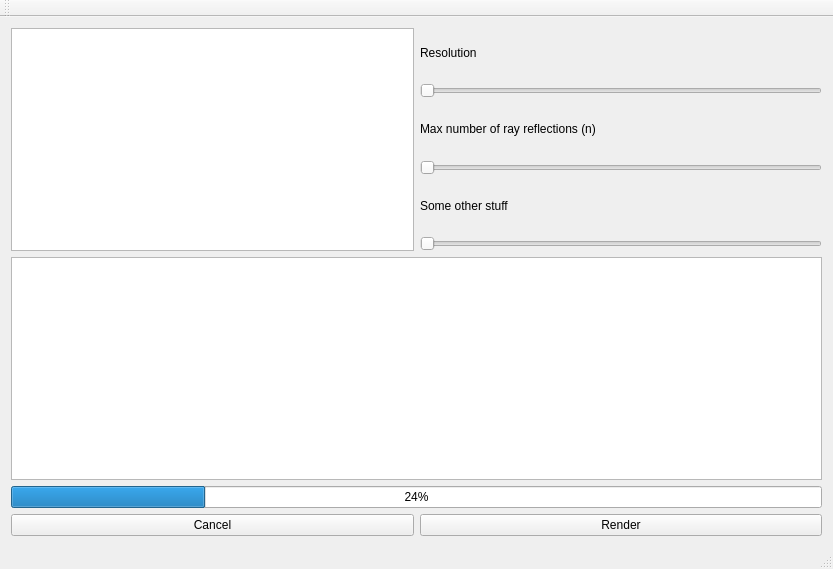
This is mainwindow.ui in miht/Kamehameha as Qt 5 draws it before an edit. The edited form follows.
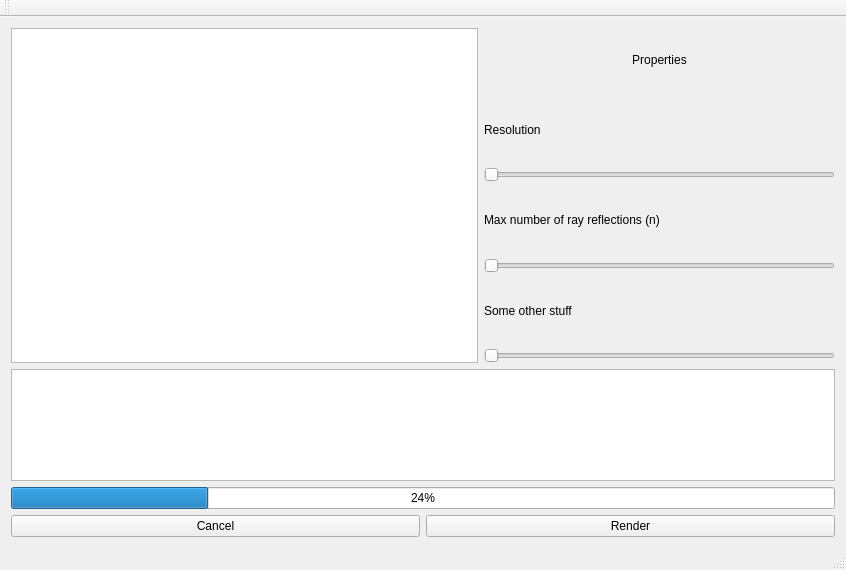
This is the edited form.

Commit message: modified layout so that it stretches properly between widgets.

```diff
--- a/mainwindow.ui
+++ b/mainwindow.ui
@@ -6,8 +6,8 @@
    <rect>
     <x>0</x>
     <y>0</y>
-    <width>833</width>
-    <height>569</height>
+    <width>846</width>
+    <height>570</height>
    </rect>
   </property>
   <property name="windowTitle">
@@ -16,20 +16,49 @@
   <widget class="QWidget" name="centralWidget">
    <layout class="QVBoxLayout" name="verticalLayout_3">
     <item>
-     <layout class="QVBoxLayout" name="verticalLayout">
+     <layout class="QVBoxLayout" name="verticalLayout" stretch="3,1,1,0">
       <property name="sizeConstraint">
        <enum>QLayout::SetDefaultConstraint</enum>
       </property>
       <item>
-       <layout class="QHBoxLayout" name="horizontalLayout">
+       <layout class="QHBoxLayout" name="horizontalLayout" stretch="4,3">
+        <property name="spacing">
+         <number>-1</number>
+        </property>
         <property name="sizeConstraint">
          <enum>QLayout::SetDefaultConstraint</enum>
         </property>
         <item>
-         <widget class="QGraphicsView" name="graphicsView"/>
+         <widget class="QGraphicsView" name="graphicsView">
+          <property name="sizePolicy">
+           <sizepolicy hsizetype="Preferred" vsizetype="Preferred">
+            <horstretch>4</horstretch>
+            <verstretch>3</verstretch>
+           </sizepolicy>
+          </property>
+          <property name="minimumSize">
+           <size>
+            <width>200</width>
+            <height>150</height>
+           </size>
+          </property>
+         </widget>
         </item>
         <item>
          <layout class="QVBoxLayout" name="verticalLayout_2">
+          <property name="sizeConstraint">
+           <enum>QLayout::SetDefaultConstraint</enum>
+          </property>
+          <item>
+           <widget class="QLabel" name="label_4">
+            <property name="text">
+             <string>Properties</string>
+            </property>
+            <property name="alignment">
+             <set>Qt::AlignCenter</set>
+            </property>
+           </widget>
+          </item>
           <item>
            <widget class="QLabel" name="label">
             <property name="text">
@@ -77,7 +106,20 @@
        </layout>
       </item>
       <item>
-       <widget class="QTextBrowser" name="textBrowser"/>
+       <widget class="QTextBrowser" name="textBrowser">
+        <property name="sizePolicy">
+         <sizepolicy hsizetype="Preferred" vsizetype="Preferred">
+          <horstretch>0</horstretch>
+          <verstretch>0</verstretch>
+         </sizepolicy>
+        </property>
+        <property name="minimumSize">
+         <size>
+          <width>0</width>
+          <height>0</height>
+         </size>
+        </property>
+       </widget>
       </item>
       <item>
        <widget class="QProgressBar" name="progressBar">
```
Left out of the diff: 2 changed lines with no effect on the pictures. The commit also changes 6 other files.
